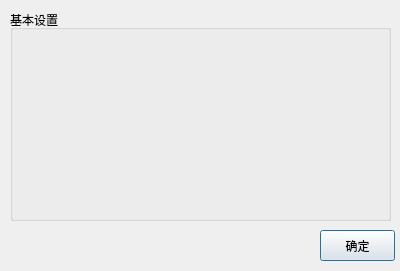
Old version of the form form/settingdialog.ui in the repository kyyblabla/gas_check.
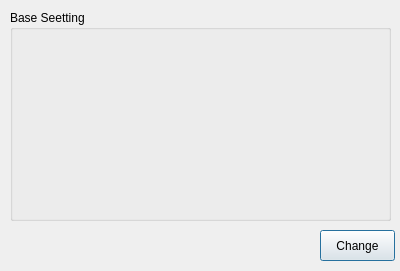
New version of the form. Icons and pictures are not drawn.

Diff of the .ui file:
```diff
--- a/form/settingdialog.ui
+++ b/form/settingdialog.ui
@@ -27,7 +27,7 @@
     </rect>
    </property>
    <property name="text">
-    <string>确定</string>
+    <string>Change</string>
    </property>
   </widget>
   <widget class="QGroupBox" name="groupBox">
@@ -40,7 +40,7 @@
     </rect>
    </property>
    <property name="title">
-    <string>基本设置</string>
+    <string>Base Seetting</string>
    </property>
   </widget>
  </widget>
```
Left out of the diff: 2 changed lines with no effect on the pictures.
